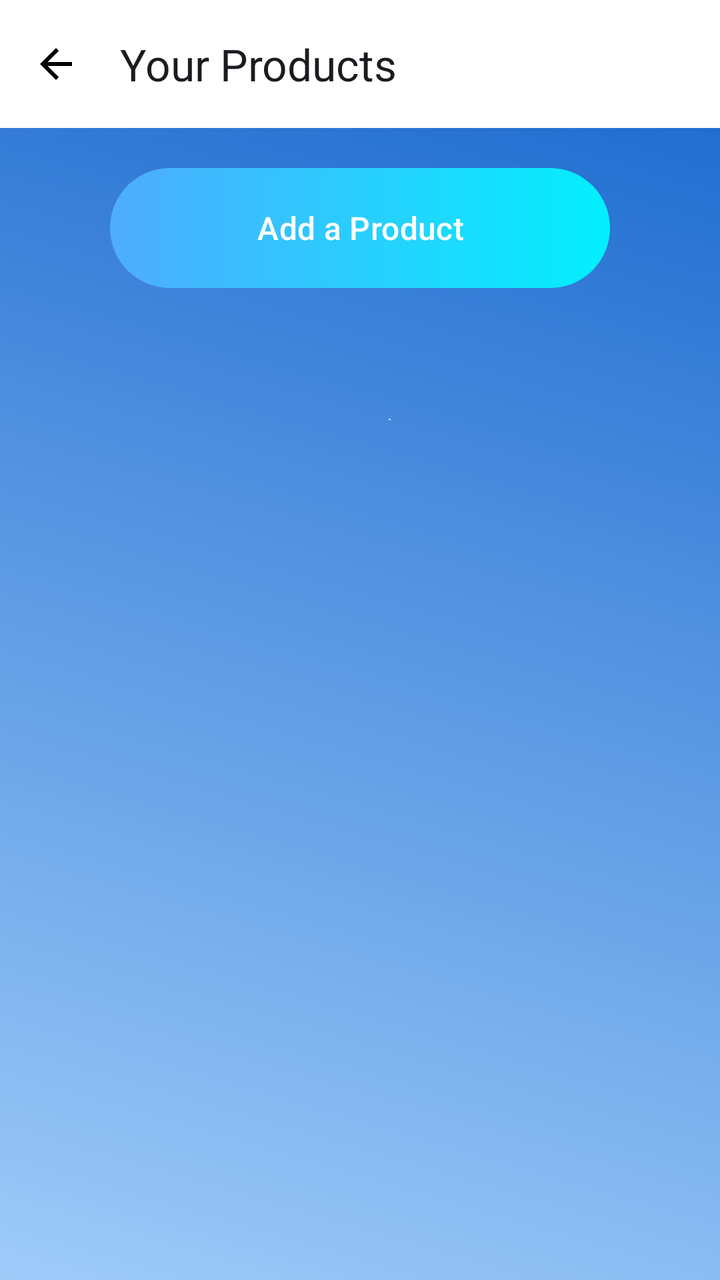
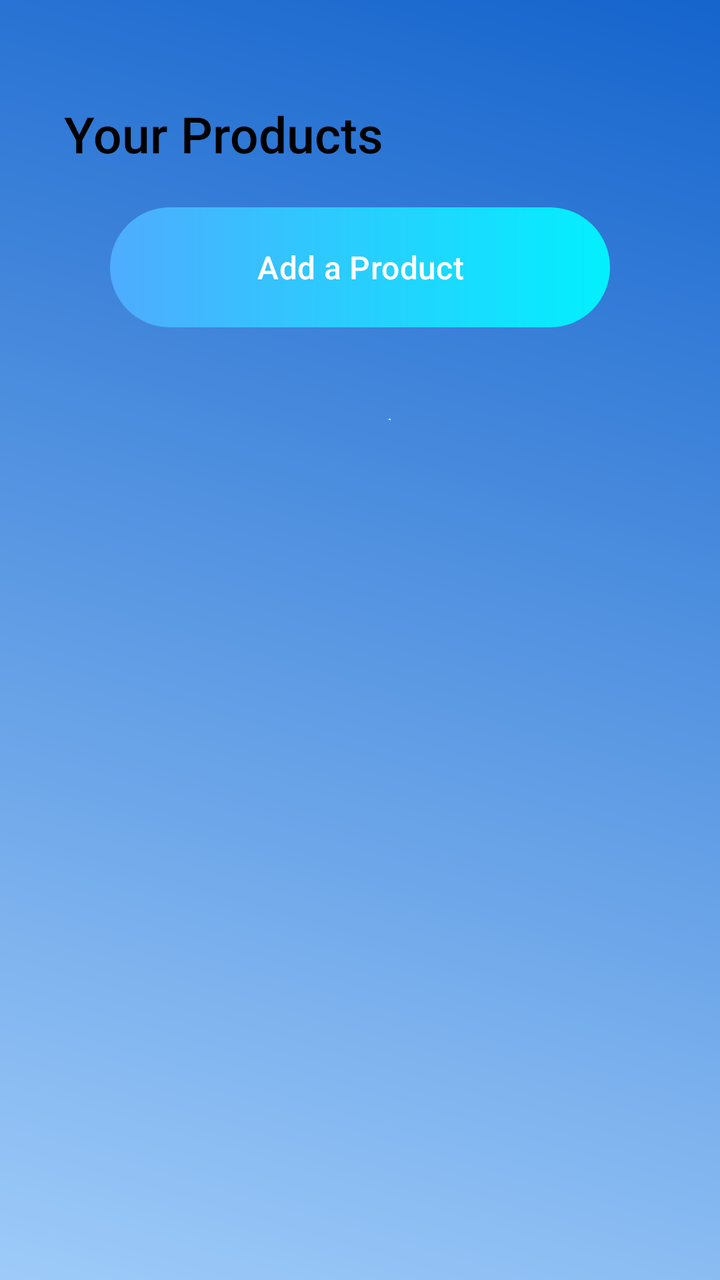

An Android layout rendered at two revisions. The XML below is the earlier revision; the diff shows what the commit changed to produce the second picture.
<!-- AndroidManifest.xml: application theme Theme.PoolApp -->
<!-- res/layout/fragment_new_products.xml -->
<?xml version="1.0" encoding="utf-8"?>
<androidx.constraintlayout.widget.ConstraintLayout
    xmlns:android="http://schemas.android.com/apk/res/android"
    xmlns:app="http://schemas.android.com/apk/res-auto"
    xmlns:tools="http://schemas.android.com/tools"
    android:layout_width="match_parent"
    android:layout_height="match_parent"
    android:background="@drawable/pbg"
    tools:context=".YourProductsActivity">

    <com.google.android.material.appbar.AppBarLayout
        android:id="@+id/appBarLayout"
        android:layout_width="match_parent"
        android:layout_height="wrap_content"
        app:layout_constraintTop_toTopOf="parent">

        <com.google.android.material.appbar.MaterialToolbar
            android:id="@+id/toolbar"
            android:layout_width="match_parent"
            android:layout_height="?attr/actionBarSize"
            android:foregroundTint="@color/white_transparent_50"
            app:navigationIcon="@drawable/ic_arrow_back_white_24dp"
            app:navigationIconTint="@color/black"
            app:title="Your Products" />
    </com.google.android.material.appbar.AppBarLayout>


    <com.google.android.material.button.MaterialButton
        android:id="@+id/create_product_button"
        android:layout_width="250dp"
        android:layout_height="60dp"

        android:layout_gravity="center_horizontal"

        android:layout_marginTop="20dp"
        android:layout_marginBottom="16dp"

        android:background="@drawable/custom_button"
        android:paddingVertical="12dp"
        android:text="Add a Product"
        android:textColor="@color/white"
        android:textSize="16dp"
        app:backgroundTint="@null"
        app:rippleColor="@color/white_transparent_50"
        app:layout_constraintEnd_toEndOf="parent"
        app:layout_constraintStart_toStartOf="parent"
        app:layout_constraintTop_toBottomOf="@id/appBarLayout"/>

    <androidx.recyclerview.widget.RecyclerView
        android:id="@+id/products_recycler_view"
        android:layout_width="0dp"
        android:layout_height="0dp"
        android:layout_marginTop="16dp"
        android:clipToPadding="false"
        android:paddingStart="50dp"
        android:paddingEnd="8dp"
        app:layoutManager="androidx.recyclerview.widget.GridLayoutManager"
        app:layout_constraintBottom_toBottomOf="parent"
        app:layout_constraintEnd_toEndOf="parent"
        app:layout_constraintHorizontal_bias="0.0"
        app:layout_constraintStart_toStartOf="parent"
        app:layout_constraintTop_toBottomOf="@id/create_product_button"
        app:layout_constraintVertical_bias="0.0"
        app:spanCount="2"
        tools:itemCount="6"
        tools:listitem="@layout/item_generic_list_card" />
</androidx.constraintlayout.widget.ConstraintLayout>
<!-- res/layout/item_generic_list_card.xml (included above) -->
<?xml version="1.0" encoding="utf-8"?>
<androidx.cardview.widget.CardView
    xmlns:android="http://schemas.android.com/apk/res/android"
    xmlns:app="http://schemas.android.com/apk/res-auto"
    android:layout_width="120dp"
    android:layout_height="140dp"
    android:layout_marginEnd="12dp"
    android:clickable="true"
    android:focusable="true"
    android:foreground="?attr/selectableItemBackground"
    app:cardCornerRadius="8dp"
    app:cardElevation="2dp">

    <LinearLayout
        android:layout_width="match_parent"
        android:layout_height="match_parent"
        android:orientation="vertical"
        android:gravity="center_horizontal"
        android:padding="8dp">

        <ImageView
            android:id="@+id/iv_item_image"
            android:layout_width="60dp"
            android:layout_height="60dp"
            android:src="@drawable/password"

            android:scaleType="centerCrop"
            android:contentDescription="Item Image"/>

        <TextView
            android:id="@+id/tv_item_title"
            android:layout_width="wrap_content"
            android:layout_height="wrap_content"
            android:layout_marginTop="4dp"
            android:text="Generic Title"
            android:textSize="14sp"
            android:maxLines="1"
            android:ellipsize="end"
            android:textColor="@color/black"
            android:textStyle="bold"/>

        <TextView
            android:id="@+id/tv_item_subtext"
            android:layout_width="wrap_content"
            android:layout_height="wrap_content"
            android:text="R 0.00 / details"
            android:textSize="12sp"
            android:textColor="@color/colorPrimary"/>

    </LinearLayout>
</androidx.cardview.widget.CardView>
<!-- resources referenced by this layout -->
<resources>
  <color name="black">#FF000000</color>
  <color name="colorPrimary">#096ca7</color>
  <color name="white">#FFFFFFFF</color>
  <color name="white_transparent_50">#80FFFFFF</color>
  <!-- drawable custom_button (drawable) -->
  <?xml version="1.0" encoding="utf-8"?>
  <shape xmlns:android="http://schemas.android.com/apk/res/android" android:shape="rectangle">
  
      <gradient
          android:startColor="#4facfe"
          android:endColor="#02f0fe"
          android:type="linear"/>
  
      <corners
          android:radius="50dp"/>
  
  </shape>
  <!-- drawable ic_arrow_back_white_24dp (drawable) -->
  <vector xmlns:android="http://schemas.android.com/apk/res/android"
      android:width="24dp"
      android:height="24dp"
      android:viewportWidth="24"
      android:viewportHeight="24"
      android:tint="#FFFFFF"> <path
      android:fillColor="@android:color/white"
      android:pathData="M20,11L7.83,11l5.59,-5.59L12,4L4,12l8,8 1.41,-1.41L7.83,13L20,13z"/>
  </vector>
  <!-- drawable password: png bitmap (drawable, 20916 bytes) -->
  <!-- drawable pbg: png bitmap (drawable, 122204 bytes) -->
  <style name="Theme.PoolApp" parent="Theme.Material3.DayNight.NoActionBar">
          <item name="colorPrimary">@color/colorPrimary</item>
          <item name="colorPrimaryVariant">@color/colorPrimaryVariant</item>
          <item name="colorOnPrimary">@color/colorOnPrimary</item>
          <item name="colorSecondary">@color/colorSecondary</item>
          <item name="colorOnSecondary">@color/colorOnSecondary</item>
          <item name="colorSurface">@color/colorSurface</item>
          <item name="colorOnSurface">@color/colorOnSurface</item>
          <item name="android:statusBarColor" tools:targetApi="l">?attr/colorPrimaryVariant</item>
      </style>
  <color name="colorPrimaryVariant">#034b75</color>
  <color name="colorOnPrimary">#FFFFFF</color>
  <color name="colorSecondary">#0A57FF</color>
  <color name="colorOnSecondary">#FFFFFF</color>
  <color name="colorSurface">#FFFFFF</color>
  <color name="colorOnSurface">#1C1B1F</color>
</resources>

<!-- the commit's change to res/layout/fragment_new_products.xml (unified diff, before → after) -->
@@ -8,33 +8,29 @@
     android:background="@drawable/pbg"
     tools:context=".YourProductsActivity">
 
-    <com.google.android.material.appbar.AppBarLayout
-        android:id="@+id/appBarLayout"
-        android:layout_width="match_parent"
+    <TextView
+        android:id="@+id/Header"
+        android:layout_width="wrap_content"
         android:layout_height="wrap_content"
-        app:layout_constraintTop_toTopOf="parent">
-
-        <com.google.android.material.appbar.MaterialToolbar
-            android:id="@+id/toolbar"
-            android:layout_width="match_parent"
-            android:layout_height="?attr/actionBarSize"
-            android:foregroundTint="@color/white_transparent_50"
-            app:navigationIcon="@drawable/ic_arrow_back_white_24dp"
-            app:navigationIconTint="@color/black"
-            app:title="Your Products" />
-    </com.google.android.material.appbar.AppBarLayout>
+        android:layout_marginStart="32dp"
+        android:layout_marginTop="50dp"
+        android:fontFamily="sans-serif-medium"
+        android:text="Your Products"
+        android:textColor="@android:color/black"
+        android:textSize="25sp"
+        app:navigationIcon="@drawable/ic_arrow_back_white_24dp"
+        app:navigationIconTint="@color/black"
+        app:layout_constraintStart_toStartOf="parent"
+        app:layout_constraintTop_toTopOf="parent" />
 
 
     <com.google.android.material.button.MaterialButton
         android:id="@+id/create_product_button"
         android:layout_width="250dp"
         android:layout_height="60dp"
-
         android:layout_gravity="center_horizontal"
-
         android:layout_marginTop="20dp"
         android:layout_marginBottom="16dp"
-
         android:background="@drawable/custom_button"
         android:paddingVertical="12dp"
         android:text="Add a Product"
@@ -44,7 +40,7 @@
         app:rippleColor="@color/white_transparent_50"
         app:layout_constraintEnd_toEndOf="parent"
         app:layout_constraintStart_toStartOf="parent"
-        app:layout_constraintTop_toBottomOf="@id/appBarLayout"/>
+        app:layout_constraintTop_toBottomOf="@+id/Header"/>
 
     <androidx.recyclerview.widget.RecyclerView
         android:id="@+id/products_recycler_view"
